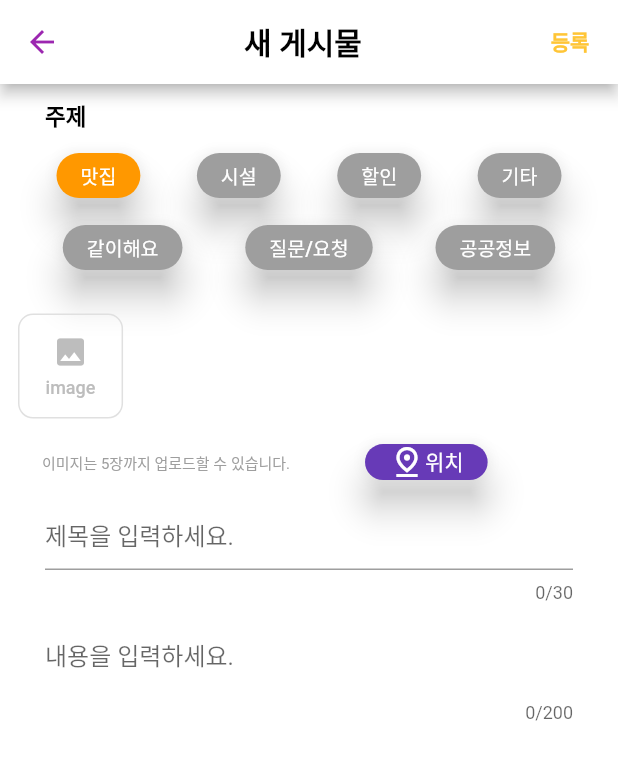
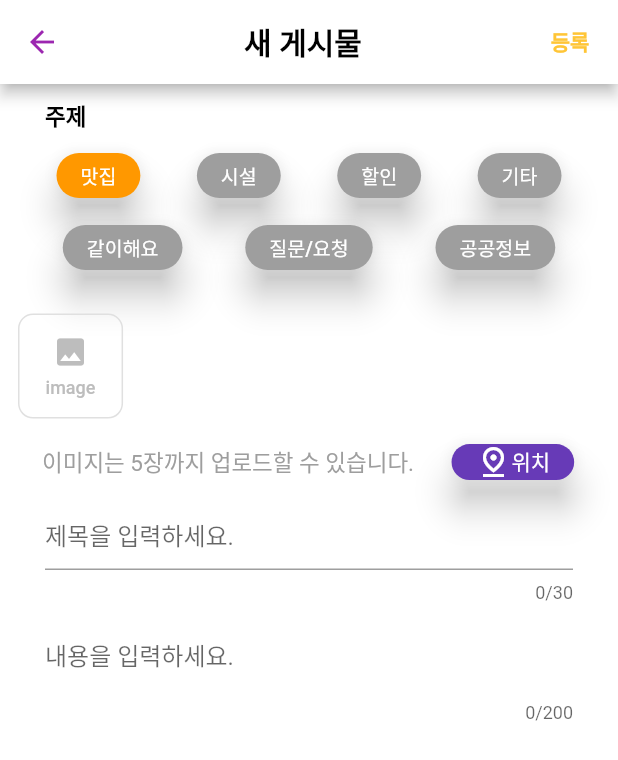
Before and after one commit to SchrodingerLivingAlone/Schrodinger-client, a Flutter app: the PostPage screen opened by its route, on a phone screen of 412 x 824 dp. Shown: the top 760 px of the screen. Run offline on Flutter 3.47's test engine with Material 2 defaults, Android fonts, the phone set to English and light mode, and no system bars; our stand-ins replace flutter_riverpod, fluttertoast, image_picker.

Commit message:
feat: post_image avaiable2

```diff
--- a/lib/town_info/post_page.dart
+++ b/lib/town_info/post_page.dart
@@ -188,8 +188,8 @@ class _PostPageState extends State<PostPage> {
               child: Row(
                 children: [
                   Padding(
-                    padding: const EdgeInsets.fromLTRB(8.0,0,50.0,0),
-                    child: const Text('이미지는 5장까지 업로드할 수 있습니다.', style: TextStyle(fontSize: 10, color: Colors.grey),),
+                    padding: const EdgeInsets.fromLTRB(8.0,0,25.0,0),
+                    child: const Text('이미지는 5장까지 업로드할 수 있습니다.', style: TextStyle(fontSize: 15, color: Colors.grey),),
                   ),
                   ElevatedButton(
                     style: ElevatedButton.styleFrom(
```
Also changed, not shown: lib/town_info/post_location.dart (added).
